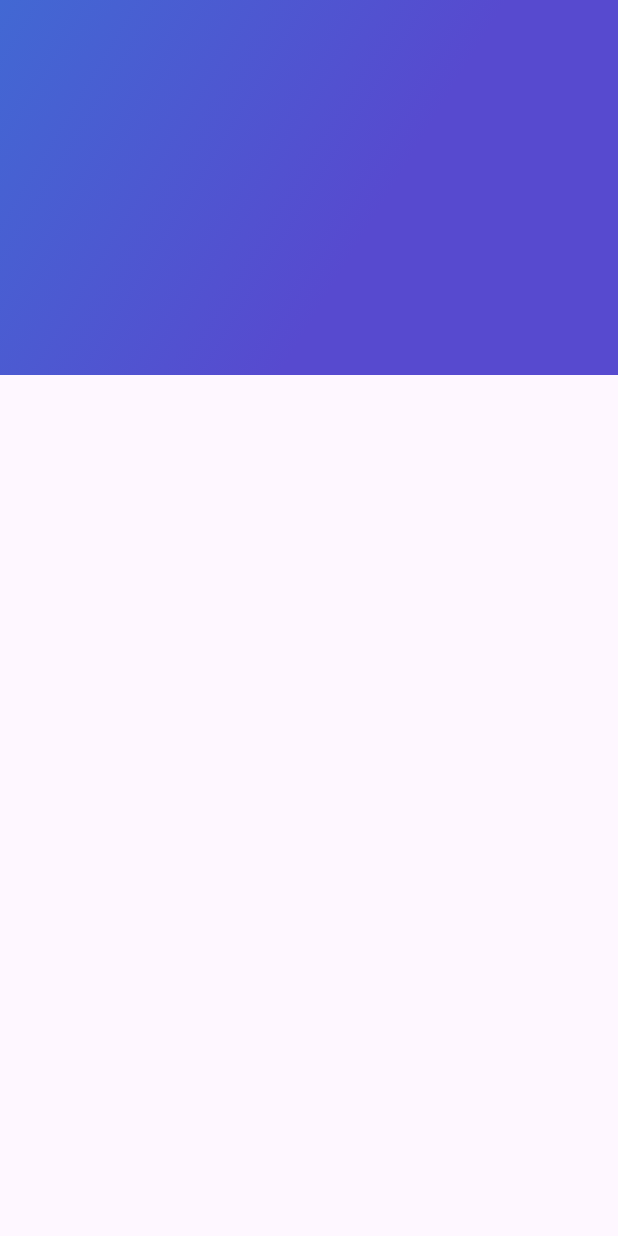
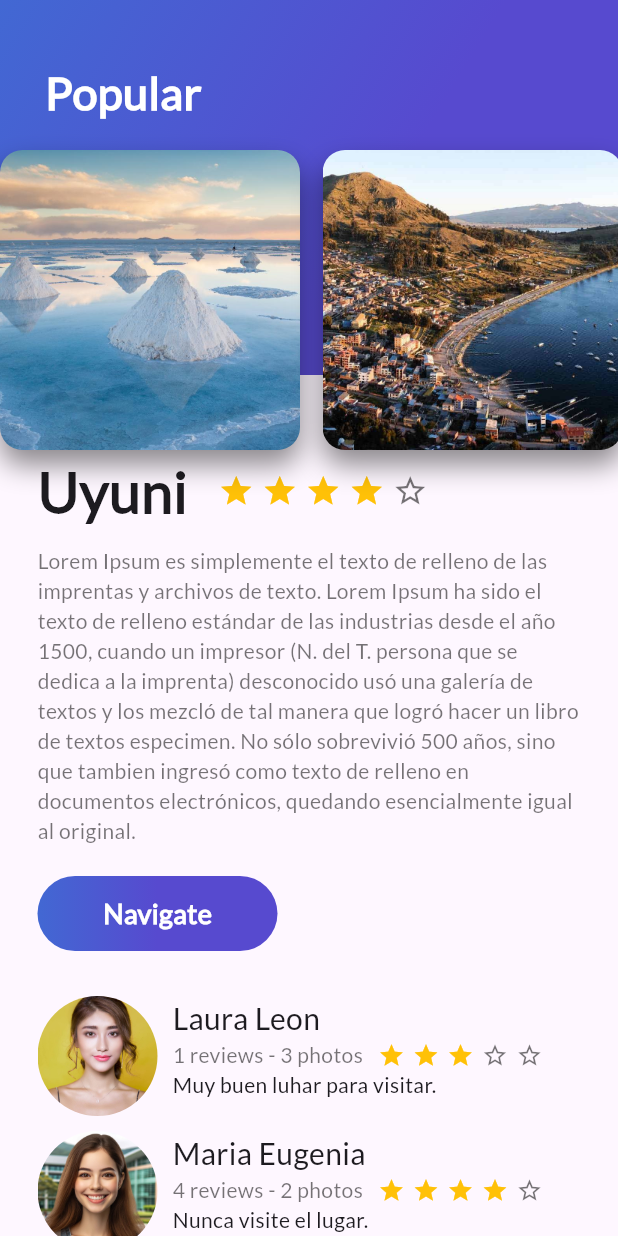
Before and after one commit to JehuelTP/place, a Flutter app: the screen it shows after launch, on a phone screen of 412 x 824 dp. Run offline on Flutter 3.47's test engine with Material 3 defaults, Android fonts, the phone set to English and light mode, and no system bars.

Commit message:
Widget BorderRadius y BoxShadow, Widget ListView Horizontal, InkWell

```diff
--- /dev/null
+++ b/lib/card_image.dart
@@ -0,0 +1,41 @@
+ import 'package:flutter/material.dart';
+
+class CardImage extends StatelessWidget {
+  String path;
+
+  CardImage(this.path);
+
+  @override
+  Widget build(BuildContext context) {
+    //cardImage
+    final cardImage = Padding(
+      padding: EdgeInsets.only(
+        top: 100,
+        right: 15,
+        bottom: 30
+      ),
+      child: Container(
+        width: 200,
+        decoration: BoxDecoration(
+            image: DecorationImage(
+                image: AssetImage(
+                  path,
+                ),
+                fit: BoxFit.cover
+            ),
+            shape: BoxShape.rectangle,
+            borderRadius: BorderRadius.all(Radius.circular(15)),
+            boxShadow: <BoxShadow> [
+              BoxShadow(
+                  color: Colors.black45,
+                  blurRadius: 15,
+                  offset: Offset(0, 10)
+              )
+            ]
+        ),
+      ),
+    );
+
+    return cardImage;
+  }
+}
--- /dev/null
+++ b/lib/card_image_list.dart
@@ -0,0 +1,27 @@
+import 'package:flutter/material.dart';
+
+import 'card_image.dart';
+
+class CardImageList extends StatelessWidget {
+  @override
+  Widget build(BuildContext context) {
+    //cardImageList
+    final cardImageList = Container(
+      height: 330,
+      child: ListView(
+        scrollDirection: Axis.horizontal,
+        children: <Widget>[
+          CardImage("assets/images/lugar1.jpg"),
+          CardImage("assets/images/lugar2.jpg"),
+          CardImage("assets/images/lugar3.jpg"),
+          CardImage("assets/images/lugar4.jpg"),
+          CardImage("assets/images/lugar5.jpg"),
+          CardImage("assets/images/lugar6.jpg"),
+        ],
+      ),
+    );
+
+    return cardImageList;
+  }
+
+}
--- a/lib/description_place.dart
+++ b/lib/description_place.dart
@@ -1,4 +1,5 @@
 import 'package:flutter/material.dart';
+import 'package:places/rounded_button.dart';
 
 class DescriptionPlace extends StatelessWidget {
   //variables
@@ -82,9 +83,11 @@ class DescriptionPlace extends StatelessWidget {
     );
 
     final descriptionPlace = Column(
+      crossAxisAlignment: CrossAxisAlignment.start,
       children: <Widget>[
         filaTitulo,
-        description
+        description,
+        RoundedButton("Navigate")
       ],
     );
 
--- a/lib/home.dart
+++ b/lib/home.dart
@@ -1,5 +1,7 @@
 import 'package:flutter/material.dart';
+import 'package:places/card_image.dart';
 import 'package:places/gradient_back.dart';
+import 'package:places/home_appbar.dart';
 import 'package:places/review.dart';
 import 'package:places/review_list.dart';
 
@@ -10,7 +12,7 @@ class MyHome extends StatelessWidget {
   Widget build(BuildContext context) {
     final descriptionPlace = Container(
       margin: EdgeInsets.only(
-        top: 250,
+        top: 300,
         left: 25,
         right: 25
       ),
@@ -37,7 +39,8 @@ class MyHome extends StatelessWidget {
     return Scaffold(
       body: Stack(
         children: <Widget>[
-          GradientBack()
+          listView,
+          HomeAppBar("Popular")
         ],
       )
     );
--- a/lib/home_appbar.dart
+++ b/lib/home_appbar.dart
@@ -1,13 +1,37 @@
 import 'package:flutter/material.dart';
+import 'package:places/card_image_list.dart';
 import 'package:places/gradient_back.dart';
 
 class HomeAppBar extends StatelessWidget {
+  String textoTitulo;
+
+  HomeAppBar(this.textoTitulo);
+
   @override
   Widget build(BuildContext context) {
+    //titulo
+    final titulo = Container(
+      margin: EdgeInsets.only(
+        top: 40,
+        left: 30
+      ),
+      child: Text(
+        textoTitulo,
+        style:TextStyle(
+          fontFamily: "Lato",
+          fontWeight: FontWeight.bold,
+          fontSize: 30,
+          color: Colors.white
+        ),
+      ),
+    );
+
     //appBar
     final appBar = Stack(
       children: <Widget>[
-        GradientBack()
+        GradientBack(),
+        titulo,
+        CardImageList()
       ],
     );
 
--- /dev/null
+++ b/lib/rounded_button.dart
@@ -0,0 +1,53 @@
+import 'package:flutter/material.dart';
+
+class RoundedButton extends StatelessWidget{
+  String textoBoton;
+
+  RoundedButton(this.textoBoton);
+
+  @override
+  Widget build(BuildContext context) {
+    //boton
+    final roundedButton = InkWell(
+      child: Container(
+        height: 50,
+        width: 160,
+        margin: EdgeInsets.only(
+          top: 20
+        ),
+        decoration: BoxDecoration(
+          borderRadius: BorderRadius.circular(30),
+          gradient: LinearGradient(
+           colors: [
+             Color(0xFF4268D3),
+             Color(0xFF574ACF)
+           ],
+            begin: FractionalOffset(0.0, 0.5),
+            end: FractionalOffset(1.0, 0.5),
+            stops: [0.0, 0.5],
+            tileMode: TileMode.clamp
+          )
+        ),
+        child: Center(
+          child: Text(
+            textoBoton,
+            style: TextStyle(
+              fontFamily: "Lato",
+              fontWeight: FontWeight.bold,
+              fontSize: 18,
+              color: Colors.white
+            ),
+          ),
+        ),
+      ),
+      onTap: (){
+        ScaffoldMessenger.of(context).showSnackBar(
+          SnackBar(
+              content: Text("Navegando...")
+          )
+        );
+      },
+    );
+    return roundedButton;
+  }
+}
--- a/pubspec.yaml
+++ b/pubspec.yaml
@@ -34,3 +34,9 @@ flutter:
     - assets/images/usuario5.jpg
     - assets/images/persona1.jpg
     - assets/images/persona2.jpg
+    - assets/images/lugar1.jpg
+    - assets/images/lugar2.jpg
+    - assets/images/lugar3.jpg
+    - assets/images/lugar4.jpg
+    - assets/images/lugar5.jpg
+    - assets/images/lugar6.jpg
```
Also changed, not shown: assets/images/lugar1.jpg (added), assets/images/lugar2.jpg (added), assets/images/lugar3.jpg (added), assets/images/lugar4.jpg (added), assets/images/lugar5.jpg (added), assets/images/lugar6.jpg (added).
